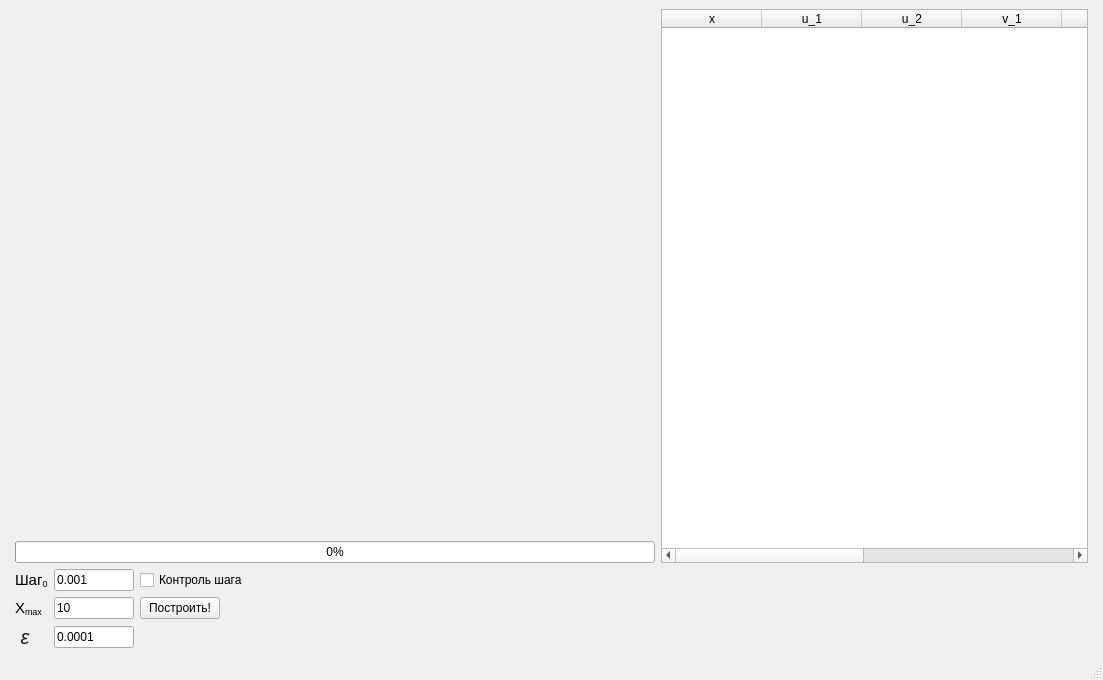
Before: the Qt Designer form numerical_analysis_homework_2/resources/main_window.ui in tosharybkin/Numerical_analysis_homework_2, drawn with Qt 5.
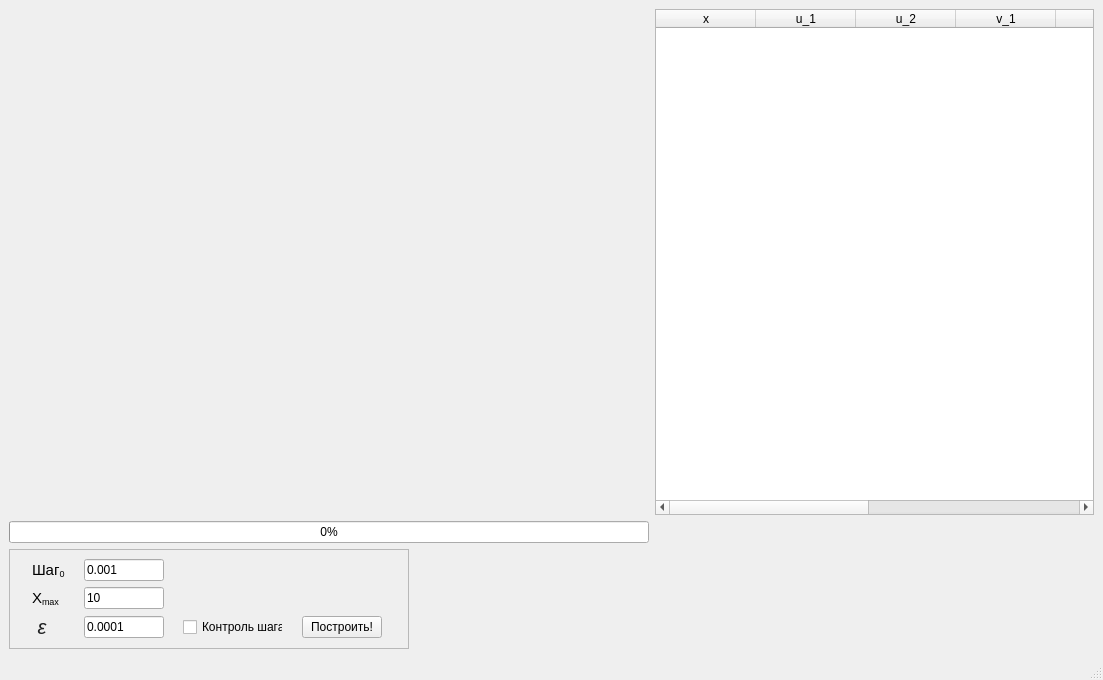
After: the same form once the commit is applied. Custom widgets are drawn as their Qt base class.

Commit message: Add сircumstances

The edit to the form file:
```diff
--- a/numerical_analysis_homework_2/resources/main_window.ui
+++ b/numerical_analysis_homework_2/resources/main_window.ui
@@ -15,29 +15,7 @@
   </property>
   <widget class="QWidget" name="centralwidget">
    <layout class="QGridLayout" name="gridLayout">
-    <property name="leftMargin">
-     <number>15</number>
-    </property>
-    <property name="rightMargin">
-     <number>15</number>
-    </property>
-    <item row="6" column="1">
-     <widget class="QLineEdit" name="x_max_text_box">
-      <property name="maximumSize">
-       <size>
-        <width>80</width>
-        <height>16777215</height>
-       </size>
-      </property>
-      <property name="text">
-       <string>10</string>
-      </property>
-      <property name="placeholderText">
-       <string>10</string>
-      </property>
-     </widget>
-    </item>
-    <item row="1" column="0" colspan="6">
+    <item row="1" column="0">
      <widget class="QProgressBar" name="progress_bar">
       <property name="value">
        <number>0</number>
@@ -47,114 +25,7 @@
       </property>
      </widget>
     </item>
-    <item row="4" column="0">
-     <widget class="QLabel" name="label">
-      <property name="maximumSize">
-       <size>
-        <width>35</width>
-        <height>16777215</height>
-       </size>
-      </property>
-      <property name="text">
-       <string>&lt;html&gt;&lt;head/&gt;&lt;body&gt;&lt;p&gt;&lt;span style=&quot; font-size:11pt;&quot;&gt;Шаг&lt;/span&gt;&lt;span style=&quot; font-size:11pt; vertical-align:sub;&quot;&gt;0&lt;/span&gt;&lt;/p&gt;&lt;/body&gt;&lt;/html&gt;</string>
-      </property>
-     </widget>
-    </item>
-    <item row="6" column="0">
-     <widget class="QLabel" name="label_2">
-      <property name="maximumSize">
-       <size>
-        <width>35</width>
-        <height>16777215</height>
-       </size>
-      </property>
-      <property name="text">
-       <string>&lt;html&gt;&lt;head/&gt;&lt;body&gt;&lt;p&gt;&lt;span style=&quot; font-size:11pt;&quot;&gt;X&lt;/span&gt;&lt;span style=&quot; font-size:11pt; vertical-align:sub;&quot;&gt;max&lt;/span&gt;&lt;/p&gt;&lt;/body&gt;&lt;/html&gt;</string>
-      </property>
-     </widget>
-    </item>
-    <item row="0" column="0" colspan="6">
-     <widget class="Mpl_widget" name="plot" native="true">
-      <property name="minimumSize">
-       <size>
-        <width>640</width>
-        <height>0</height>
-       </size>
-      </property>
-      <property name="maximumSize">
-       <size>
-        <width>16777215</width>
-        <height>16777215</height>
-       </size>
-      </property>
-     </widget>
-    </item>
-    <item row="4" column="1">
-     <widget class="QLineEdit" name="step_text_box">
-      <property name="maximumSize">
-       <size>
-        <width>80</width>
-        <height>16777215</height>
-       </size>
-      </property>
-      <property name="text">
-       <string>0.001</string>
-      </property>
-      <property name="placeholderText">
-       <string>0.001</string>
-      </property>
-     </widget>
-    </item>
-    <item row="7" column="0">
-     <widget class="QLabel" name="label_3">
-      <property name="maximumSize">
-       <size>
-        <width>20</width>
-        <height>16777215</height>
-       </size>
-      </property>
-      <property name="text">
-       <string>&lt;html&gt;&lt;head/&gt;&lt;body&gt;&lt;p align=&quot;center&quot;&gt;&lt;span style=&quot; font-family:'sans-serif'; font-size:15pt; font-style:italic; color:#202122;&quot;&gt;ε&lt;/span&gt;&lt;/p&gt;&lt;/body&gt;&lt;/html&gt;</string>
-      </property>
-     </widget>
-    </item>
-    <item row="7" column="1">
-     <widget class="QLineEdit" name="eps_text_box">
-      <property name="maximumSize">
-       <size>
-        <width>80</width>
-        <height>16777215</height>
-       </size>
-      </property>
-      <property name="text">
-       <string>0.0001</string>
-      </property>
-      <property name="placeholderText">
-       <string>0.0001</string>
-      </property>
-     </widget>
-    </item>
-    <item row="4" column="2">
-     <widget class="QCheckBox" name="step_control_check_box">
-      <property name="text">
-       <string>Контроль шага</string>
-      </property>
-     </widget>
-    </item>
-    <item row="6" column="2">
-     <widget class="QPushButton" name="plot_btn">
-      <property name="maximumSize">
-       <size>
-        <width>80</width>
-        <height>16777215</height>
-       </size>
-      </property>
-      <property name="text">
-       <string>Построить!</string>
-      </property>
-     </widget>
-    </item>
-    <item row="0" column="6" rowspan="2">
+    <item row="0" column="1">
      <widget class="QTableWidget" name="table">
       <property name="maximumSize">
        <size>
@@ -212,6 +83,172 @@
       </column>
      </widget>
     </item>
+    <item row="0" column="0">
+     <widget class="Mpl_widget" name="plot" native="true">
+      <property name="minimumSize">
+       <size>
+        <width>640</width>
+        <height>0</height>
+       </size>
+      </property>
+      <property name="maximumSize">
+       <size>
+        <width>16777215</width>
+        <height>16777215</height>
+       </size>
+      </property>
+     </widget>
+    </item>
+    <item row="2" column="0">
+     <widget class="QFrame" name="frame">
+      <property name="maximumSize">
+       <size>
+        <width>400</width>
+        <height>16777215</height>
+       </size>
+      </property>
+      <property name="frameShape">
+       <enum>QFrame::StyledPanel</enum>
+      </property>
+      <property name="frameShadow">
+       <enum>QFrame::Raised</enum>
+      </property>
+      <layout class="QGridLayout" name="gridLayout_2">
+       <item row="1" column="1">
+        <widget class="QLabel" name="label_2">
+         <property name="maximumSize">
+          <size>
+           <width>35</width>
+           <height>16777215</height>
+          </size>
+         </property>
+         <property name="text">
+          <string>&lt;html&gt;&lt;head/&gt;&lt;body&gt;&lt;p&gt;&lt;span style=&quot; font-size:11pt;&quot;&gt;X&lt;/span&gt;&lt;span style=&quot; font-size:11pt; vertical-align:sub;&quot;&gt;max&lt;/span&gt;&lt;/p&gt;&lt;/body&gt;&lt;/html&gt;</string>
+         </property>
+        </widget>
+       </item>
+       <item row="1" column="2">
+        <widget class="QLineEdit" name="x_max_text_box">
+         <property name="maximumSize">
+          <size>
+           <width>80</width>
+           <height>16777215</height>
+          </size>
+         </property>
+         <property name="text">
+          <string>10</string>
+         </property>
+         <property name="placeholderText">
+          <string>10</string>
+         </property>
+        </widget>
+       </item>
+       <item row="2" column="2">
+        <widget class="QLineEdit" name="eps_text_box">
+         <property name="maximumSize">
+          <size>
+           <width>80</width>
+           <height>16777215</height>
+          </size>
+         </property>
+         <property name="text">
+          <string>0.0001</string>
+         </property>
+         <property name="placeholderText">
+          <string>0.0001</string>
+         </property>
+        </widget>
+       </item>
+       <item row="2" column="4">
+        <widget class="QCheckBox" name="step_control_check_box">
+         <property name="maximumSize">
+          <size>
+           <width>100</width>
+           <height>16777215</height>
+          </size>
+         </property>
+         <property name="cursor">
+          <cursorShape>PointingHandCursor</cursorShape>
+         </property>
+         <property name="text">
+          <string>Контроль шага</string>
+         </property>
+        </widget>
+       </item>
+       <item row="0" column="2">
+        <widget class="QLineEdit" name="step_text_box">
+         <property name="maximumSize">
+          <size>
+           <width>80</width>
+           <height>16777215</height>
+          </size>
+         </property>
+         <property name="text">
+          <string>0.001</string>
+         </property>
+         <property name="placeholderText">
+          <string>0.001</string>
+         </property>
+        </widget>
+       </item>
+       <item row="0" column="1">
+        <widget class="QLabel" name="label">
+         <property name="maximumSize">
+          <size>
+           <width>35</width>
+           <height>16777215</height>
+          </size>
+         </property>
+         <property name="text">
+          <string>&lt;html&gt;&lt;head/&gt;&lt;body&gt;&lt;p&gt;&lt;span style=&quot; font-size:11pt;&quot;&gt;Шаг&lt;/span&gt;&lt;span style=&quot; font-size:11pt; vertical-align:sub;&quot;&gt;0&lt;/span&gt;&lt;/p&gt;&lt;/body&gt;&lt;/html&gt;</string>
+         </property>
+        </widget>
+       </item>
+       <item row="2" column="1">
+        <widget class="QLabel" name="label_3">
+         <property name="maximumSize">
+          <size>
+           <width>20</width>
+           <height>16777215</height>
+          </size>
+         </property>
+         <property name="text">
+          <string>&lt;html&gt;&lt;head/&gt;&lt;body&gt;&lt;p align=&quot;center&quot;&gt;&lt;span style=&quot; font-family:'sans-serif'; font-size:15pt; font-style:italic; color:#202122;&quot;&gt;ε&lt;/span&gt;&lt;/p&gt;&lt;/body&gt;&lt;/html&gt;</string>
+         </property>
+        </widget>
+       </item>
+       <item row="2" column="6">
+        <widget class="QPushButton" name="plot_btn">
+         <property name="maximumSize">
+          <size>
+           <width>80</width>
+           <height>16777215</height>
+          </size>
+         </property>
+         <property name="cursor">
+          <cursorShape>PointingHandCursor</cursorShape>
+         </property>
+         <property name="text">
+          <string>Построить!</string>
+         </property>
+        </widget>
+       </item>
+      </layout>
+     </widget>
+    </item>
+    <item row="2" column="1">
+     <widget class="QLabel" name="system_label">
+      <property name="maximumSize">
+       <size>
+        <width>800</width>
+        <height>16777215</height>
+       </size>
+      </property>
+      <property name="text">
+       <string/>
+      </property>
+     </widget>
+    </item>
    </layout>
   </widget>
   <widget class="QMenuBar" name="menubar">
```
The commit also changes 2 other files.
